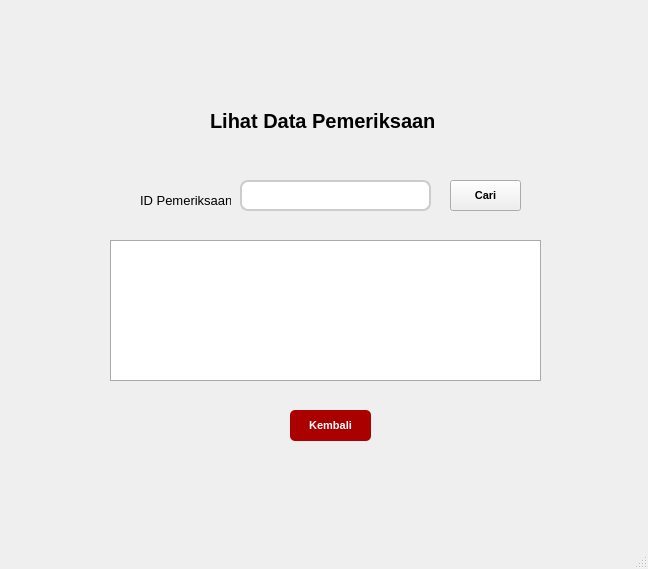
Qt form lihat_data_pemeriksaan.ui (naylasalsdev-project/SudiKasusUAS) before a commit.
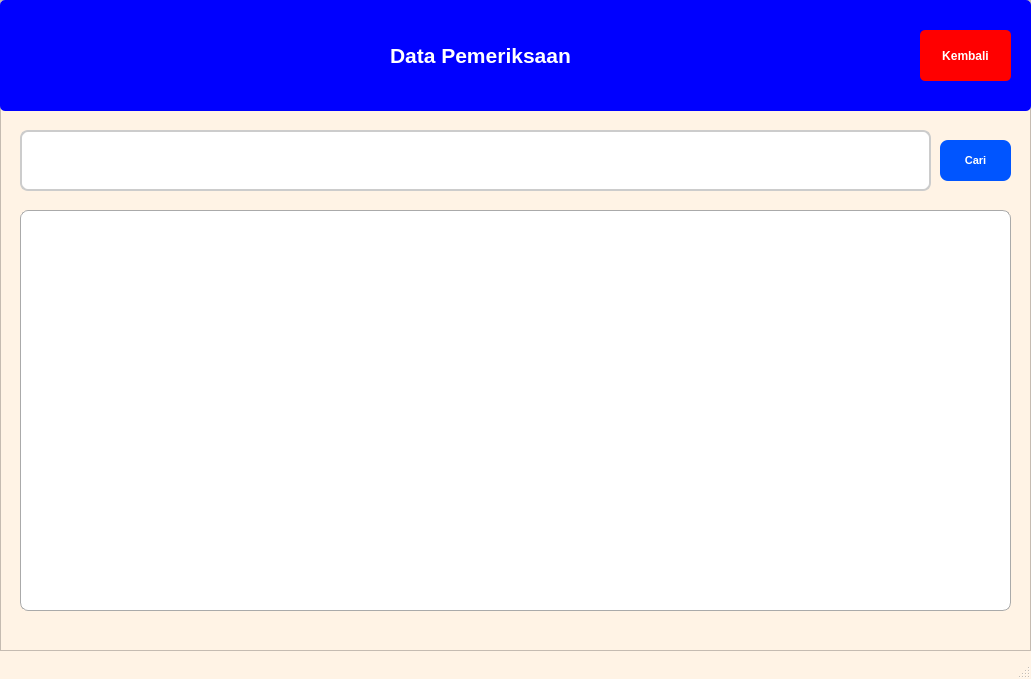
The same form after that commit.

The edit to the form file:
```diff
--- a/lihat_data_pemeriksaan.ui
+++ b/lihat_data_pemeriksaan.ui
@@ -6,21 +6,78 @@
    <rect>
     <x>0</x>
     <y>0</y>
-    <width>648</width>
-    <height>569</height>
+    <width>1031</width>
+    <height>679</height>
    </rect>
   </property>
   <property name="windowTitle">
    <string>MainWindow</string>
   </property>
+  <property name="styleSheet">
+   <string notr="true">QMainWindow {
+    background-color: rgb(255, 243, 229);          
+}</string>
+  </property>
   <widget class="QWidget" name="centralwidget">
+   <property name="styleSheet">
+    <string notr="true">QWidget{
+    background-color: rgb(255, 243, 229);          
+}</string>
+   </property>
+   <widget class="QFrame" name="frame">
+    <property name="geometry">
+     <rect>
+      <x>0</x>
+      <y>0</y>
+      <width>1031</width>
+      <height>651</height>
+     </rect>
+    </property>
+    <property name="styleSheet">
+     <string notr="true">QFrame {
+    background-color: rgb(255, 243, 229);          
+}</string>
+    </property>
+    <property name="frameShape">
+     <enum>QFrame::StyledPanel</enum>
+    </property>
+    <property name="frameShadow">
+     <enum>QFrame::Raised</enum>
+    </property>
+    <widget class="QPushButton" name="pushButton">
+     <property name="geometry">
+      <rect>
+       <x>940</x>
+       <y>140</y>
+       <width>71</width>
+       <height>41</height>
+      </rect>
+     </property>
+     <property name="font">
+      <font>
+       <pointsize>8</pointsize>
+       <weight>75</weight>
+       <bold>true</bold>
+      </font>
+     </property>
+     <property name="styleSheet">
+      <string notr="true">QPushButton {
+    background-color: rgb(0, 85, 255);
+	border-radius: 8px;
+	color: white
+}</string>
+     </property>
+     <property name="text">
+      <string>Cari</string>
+     </property>
+    </widget>
    <widget class="QLineEdit" name="lineEdit">
     <property name="geometry">
      <rect>
-      <x>240</x>
-      <y>180</y>
-      <width>191</width>
-      <height>31</height>
+       <x>20</x>
+       <y>130</y>
+       <width>911</width>
+       <height>61</height>
      </rect>
     </property>
     <property name="font">
@@ -37,102 +94,13 @@
 </string>
     </property>
    </widget>
-   <widget class="QLabel" name="label_2">
-    <property name="geometry">
-     <rect>
-      <x>140</x>
-      <y>190</y>
-      <width>91</width>
-      <height>20</height>
-     </rect>
-    </property>
-    <property name="font">
-     <font>
-      <pointsize>10</pointsize>
-     </font>
-    </property>
-    <property name="text">
-     <string>ID Pemeriksaan</string>
-    </property>
-   </widget>
-   <widget class="QPushButton" name="pushButton">
-    <property name="geometry">
-     <rect>
-      <x>450</x>
-      <y>180</y>
-      <width>71</width>
-      <height>31</height>
-     </rect>
-    </property>
-    <property name="font">
-     <font>
-      <pointsize>8</pointsize>
-      <weight>75</weight>
-      <bold>true</bold>
-     </font>
-    </property>
-    <property name="styleSheet">
-     <string notr="true"/>
-    </property>
-    <property name="text">
-     <string>Cari</string>
-    </property>
-   </widget>
-   <widget class="QLabel" name="label">
-    <property name="geometry">
-     <rect>
-      <x>210</x>
-      <y>90</y>
-      <width>251</width>
-      <height>61</height>
-     </rect>
-    </property>
-    <property name="font">
-     <font>
-      <pointsize>15</pointsize>
-      <weight>75</weight>
-      <bold>true</bold>
-     </font>
-    </property>
-    <property name="text">
-     <string>Lihat Data Pemeriksaan</string>
-    </property>
-   </widget>
-   <widget class="QPushButton" name="pushButton_2">
-    <property name="geometry">
-     <rect>
-      <x>290</x>
-      <y>410</y>
-      <width>81</width>
-      <height>31</height>
-     </rect>
-    </property>
-    <property name="font">
-     <font>
-      <pointsize>8</pointsize>
-      <weight>75</weight>
-      <bold>true</bold>
-     </font>
-    </property>
-    <property name="styleSheet">
-     <string notr="true">QPushButton {
-    background-color: rgb(170, 0, 0);
-    color: white;
-    border-radius: 5px;   
-    padding: 6px;           
-}</string>
-    </property>
-    <property name="text">
-     <string>Kembali</string>
-    </property>
-   </widget>
    <widget class="QTableWidget" name="tableWidget">
     <property name="geometry">
      <rect>
-      <x>110</x>
-      <y>240</y>
-      <width>431</width>
-      <height>141</height>
+       <x>20</x>
+       <y>210</y>
+       <width>991</width>
+       <height>401</height>
      </rect>
     </property>
     <property name="font">
@@ -146,6 +114,7 @@
     border: 1px solid #aaa;
     gridline-color: #777;
     font-size: 14px;
+	border-radius: 8px;
 }
 
 QHeaderView::section {
@@ -169,6 +138,75 @@
      <bool>true</bool>
     </property>
    </widget>
+    <widget class="QWidget" name="widget" native="true">
+     <property name="geometry">
+      <rect>
+       <x>0</x>
+       <y>0</y>
+       <width>1031</width>
+       <height>111</height>
+      </rect>
+     </property>
+     <property name="styleSheet">
+      <string notr="true">QWidget {
+    background-color: rgb(0, 0, 255);
+	border-radius: 5px        
+}</string>
+     </property>
+     <widget class="QLabel" name="label_3">
+      <property name="geometry">
+       <rect>
+        <x>390</x>
+        <y>30</y>
+        <width>251</width>
+        <height>51</height>
+       </rect>
+      </property>
+      <property name="font">
+       <font>
+        <pointsize>16</pointsize>
+        <weight>75</weight>
+        <bold>true</bold>
+       </font>
+      </property>
+      <property name="styleSheet">
+       <string notr="true">QLabel {
+	color : white
+	}</string>
+      </property>
+      <property name="text">
+       <string>Data Pemeriksaan</string>
+      </property>
+     </widget>
+     <widget class="QPushButton" name="pushButton_5">
+      <property name="geometry">
+       <rect>
+        <x>920</x>
+        <y>30</y>
+        <width>91</width>
+        <height>51</height>
+       </rect>
+      </property>
+      <property name="font">
+       <font>
+        <pointsize>9</pointsize>
+        <weight>75</weight>
+        <bold>true</bold>
+       </font>
+      </property>
+      <property name="styleSheet">
+       <string notr="true">QPushButton {
+   background-color: rgb(255, 0, 0);
+   color: white;    
+   border-radius: 5px;   
+   padding: 6px;}</string>
+      </property>
+      <property name="text">
+       <string>Kembali</string>
+      </property>
+     </widget>
+    </widget>
+   </widget>
   </widget>
   <widget class="QMenuBar" name="menubar">
    <property name="geometry">
```
Left out of the diff: 4 changed lines with no effect on the pictures. Lines whose indentation alone changed are shown as unchanged.
